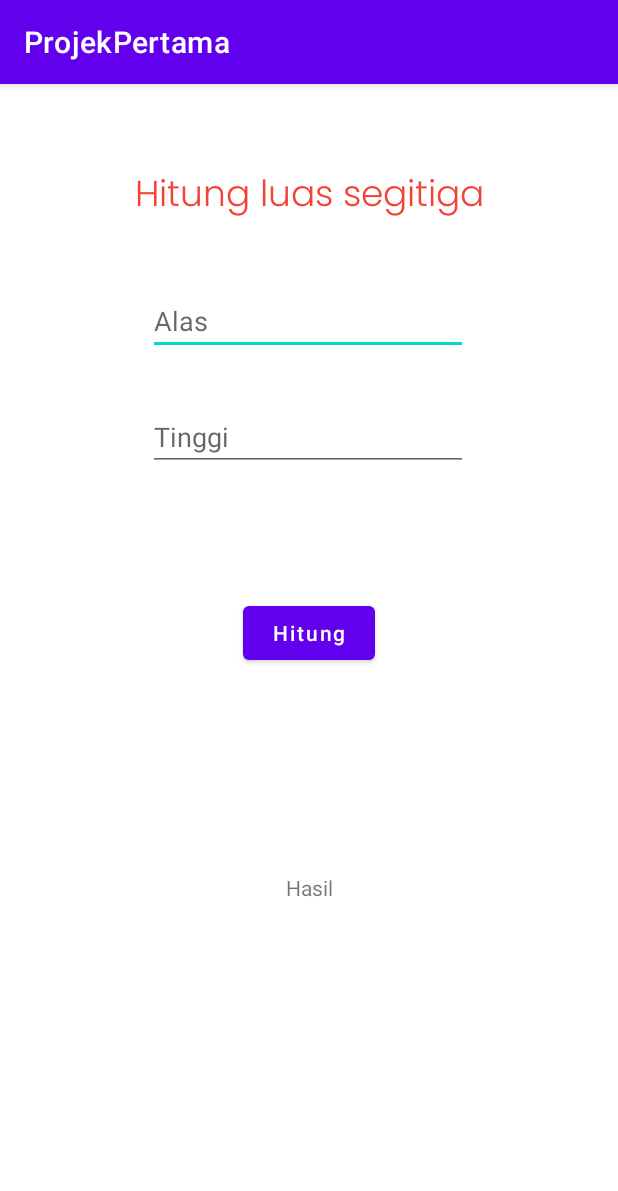
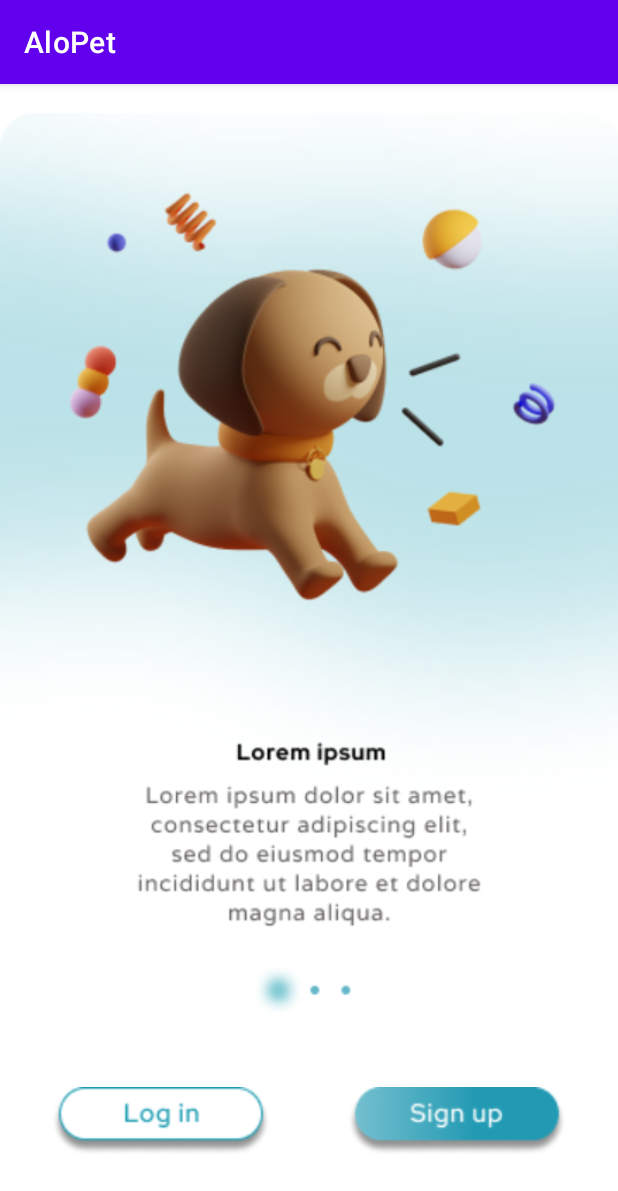
Before and after one commit to mziyadam/AloPet, an Android app: the screen it shows after launch (MainActivity), on a phone screen of 412 x 824 dp. Shown: the top 1191 px of the screen. Run offline under Robolectric (Android 15) with nearby library versions, the phone set to English and light mode, and no system bars.

Commit message:
first, raw login and splash screen

```diff
--- a/app/build.gradle
+++ b/app/build.gradle
@@ -29,7 +29,7 @@ android {
 }
 
 dependencies {
-
+    implementation 'com.synnapps:carouselview:0.1.5'
     implementation 'androidx.appcompat:appcompat:1.2.0'
     implementation 'com.google.android.material:material:1.3.0'
     implementation 'androidx.constraintlayout:constraintlayout:2.0.4'
--- a/app/src/main/AndroidManifest.xml
+++ b/app/src/main/AndroidManifest.xml
@@ -9,13 +9,17 @@
         android:roundIcon="@mipmap/ic_launcher_round"
         android:supportsRtl="true"
         android:theme="@style/Theme.ProjekPertama">
-        <activity android:name=".MainActivity">
+        <activity android:name=".Homepage"></activity>
+        <activity android:name=".Login" />
+        <activity android:name=".Splash">
             <intent-filter>
                 <action android:name="android.intent.action.MAIN" />
 
                 <category android:name="android.intent.category.LAUNCHER" />
             </intent-filter>
         </activity>
+        <activity android:name=".MainActivity" />
+
         <meta-data
             android:name="preloaded_fonts"
             android:resource="@array/preloaded_fonts" />
--- a/app/src/main/java/com/example/projekpertama/MainActivity.java
+++ b/app/src/main/java/com/example/projekpertama/MainActivity.java
@@ -2,36 +2,36 @@ package com.example.projekpertama;
 
 import androidx.appcompat.app.AppCompatActivity;
 
+import android.content.Intent;
 import android.os.Bundle;
 import android.view.View;
 import android.widget.Button;
 import android.widget.EditText;
+import android.widget.ImageButton;
 import android.widget.TextView;
-
+//https://www.figma.com/file/6KkIct1dJTHe4283vqAo8C/UI-AloPet?node-id=1%3A3
+//https://www.figma.com/file/aKbWNTAW0k1EembStZ9xgb/Wireframe-AloPet?node-id=0%3A1
+//https://docs.google.com/presentation/d/1QZPIrIXxS7wFkmNLuGK3rEbpSO1fcUUBHBKMe-5UgMU/edit#slide=id.g6bad74673c_0_15
 public class MainActivity extends AppCompatActivity {
 
-    private EditText etAlas;
-    private EditText etTinggi;
-    private Button btnHitung;
-    private TextView tv_hasil;
+    private ImageButton btnlogin;
 
     @Override
     protected void onCreate(Bundle savedInstanceState) {
         super.onCreate(savedInstanceState);
         setContentView(R.layout.activity_main);
-
+/*
         etAlas=findViewById(R.id.alas);
         etTinggi=findViewById(R.id.tinggi);
         btnHitung=findViewById(R.id.hitung);
-        tv_hasil=findViewById(R.id.hasil);
-
-        btnHitung.setOnClickListener(new View.OnClickListener() {
+        tv_hasil=findViewById(R.id.hasil);*/
+        btnlogin=findViewById(R.id.login1);
+        btnlogin.setOnClickListener(new View.OnClickListener() {
             @Override
             public void onClick(View v) {
-                Double alas=Double.parseDouble(etAlas.getText().toString());
-                Double tinggi=Double.parseDouble(etTinggi.getText().toString());
-                Double luas=alas*tinggi/2;
-                tv_hasil.setText(luas.toString());
+                Intent intent = new Intent(MainActivity.this, Login.class);
+                startActivity(intent);
+                finish();
             }
         });
 
--- /dev/null
+++ b/app/src/main/java/com/example/projekpertama/Splash.java
@@ -0,0 +1,26 @@
+package com.example.projekpertama;
+
+import androidx.appcompat.app.AppCompatActivity;
+
+import android.content.Intent;
+import android.os.Bundle;
+import android.os.Handler;
+
+public class Splash extends AppCompatActivity {
+    private static int sto=3000;
+    @Override
+    protected void onCreate(Bundle savedInstanceState) {
+        super.onCreate(savedInstanceState);
+        setContentView(R.layout.activity_splash);
+        new Handler().postDelayed(new Runnable(){
+
+            @Override
+            public void run() {
+                Intent intent = new Intent(Splash.this, MainActivity.class);
+                startActivity(intent);
+                finish();
+            }
+        },sto);
+
+    }
+}
--- a/app/src/main/res/layout/activity_main.xml
+++ b/app/src/main/res/layout/activity_main.xml
@@ -6,64 +6,39 @@
     android:layout_height="match_parent"
     tools:context=".MainActivity">
 
-
-    <TextView
-        android:id="@+id/judul"
-        android:layout_width="wrap_content"
-        android:layout_height="wrap_content"
-        android:layout_marginTop="56dp"
-        android:fontFamily="@font/poppins_light"
-        android:text="Hitung luas segitiga"
-        android:textColor="#F44336"
-        android:textSize="24sp"
+    <ImageView
+        android:id="@+id/imageView2"
+        android:layout_width="415dp"
+        android:layout_height="736dp"
+        app:layout_constraintBottom_toBottomOf="parent"
         app:layout_constraintEnd_toEndOf="parent"
         app:layout_constraintStart_toStartOf="parent"
-        app:layout_constraintTop_toTopOf="parent" />
+        app:layout_constraintTop_toTopOf="parent"
+        app:layout_constraintVertical_bias="0.6"
+        app:srcCompat="@drawable/onboarding_screen" />
 
-    <EditText
-        android:id="@+id/alas"
-        android:layout_width="wrap_content"
-        android:layout_height="wrap_content"
-        android:layout_marginTop="40dp"
-        android:ems="10"
-        android:inputType="number"
-        android:hint="Alas"
+    <ImageButton
+        android:id="@+id/signup"
+        android:layout_width="145dp"
+        android:layout_height="45dp"
+        android:background="@drawable/signup"
+        app:layout_constraintBottom_toBottomOf="parent"
         app:layout_constraintEnd_toEndOf="parent"
-        app:layout_constraintHorizontal_bias="0.497"
+        app:layout_constraintHorizontal_bias="0.870"
         app:layout_constraintStart_toStartOf="parent"
-        app:layout_constraintTop_toBottomOf="@+id/judul" />
+        app:layout_constraintTop_toTopOf="parent"
+        app:layout_constraintVertical_bias="0.925" />
 
-    <EditText
-        android:id="@+id/tinggi"
-        android:layout_width="wrap_content"
-        android:layout_height="wrap_content"
-        android:layout_marginTop="32dp"
-        android:ems="10"
-        android:inputType="number"
-        android:hint="Tinggi"
+    <ImageButton
+        android:id="@+id/login1"
+        android:layout_width="145dp"
+        android:layout_height="45dp"
+        android:background="@drawable/login"
+        app:layout_constraintBottom_toBottomOf="parent"
         app:layout_constraintEnd_toEndOf="parent"
-        app:layout_constraintHorizontal_bias="0.497"
+        app:layout_constraintHorizontal_bias="0.130"
         app:layout_constraintStart_toStartOf="parent"
-        app:layout_constraintTop_toBottomOf="@+id/alas" />
+        app:layout_constraintTop_toTopOf="parent"
+        app:layout_constraintVertical_bias="0.925" />
 
-    <Button
-        android:id="@+id/hitung"
-        android:layout_width="wrap_content"
-        android:layout_height="wrap_content"
-        android:layout_marginTop="84dp"
-        android:text="Hitung"
-        android:textAllCaps="false"
-        app:layout_constraintEnd_toEndOf="parent"
-        app:layout_constraintStart_toStartOf="parent"
-        app:layout_constraintTop_toBottomOf="@+id/tinggi" />
-
-    <TextView
-        android:id="@+id/hasil"
-        android:layout_width="wrap_content"
-        android:layout_height="wrap_content"
-        android:layout_marginTop="136dp"
-        android:text="Hasil"
-        app:layout_constraintEnd_toEndOf="parent"
-        app:layout_constraintStart_toStartOf="parent"
-        app:layout_constraintTop_toBottomOf="@+id/hitung" />
 </androidx.constraintlayout.widget.ConstraintLayout>
--- a/app/src/main/res/values/strings.xml
+++ b/app/src/main/res/values/strings.xml
@@ -1,3 +1,3 @@
 <resources>
-    <string name="app_name">ProjekPertama</string>
+    <string name="app_name">AloPet</string>
 </resources>
```
Also changed, not shown: app/src/main/java/com/example/projekpertama/Homepage.java (added, +14 -0 lines), app/src/main/java/com/example/projekpertama/Login.java (added, +128 -0 lines), app/src/main/java/com/example/projekpertama/acc.java (added, +26 -0 lines), app/src/main/res/layout/activity_homepage.xml (added, +18 -0 lines), app/src/main/res/layout/activity_login.xml (added, +60 -0 lines), app/src/main/res/layout/activity_splash.xml (added, +19 -0 lines), app/src/main/res/drawable/homepage.png (added), app/src/main/res/drawable/log_in_page.png (added), app/src/main/res/drawable/login.png (added), app/src/main/res/drawable/loginbutton.png (added), app/src/main/res/drawable/onboarding_screen.png (added), app/src/main/res/drawable/signup.png (added), app/src/main/res/drawable/splash_screen.png (added).
